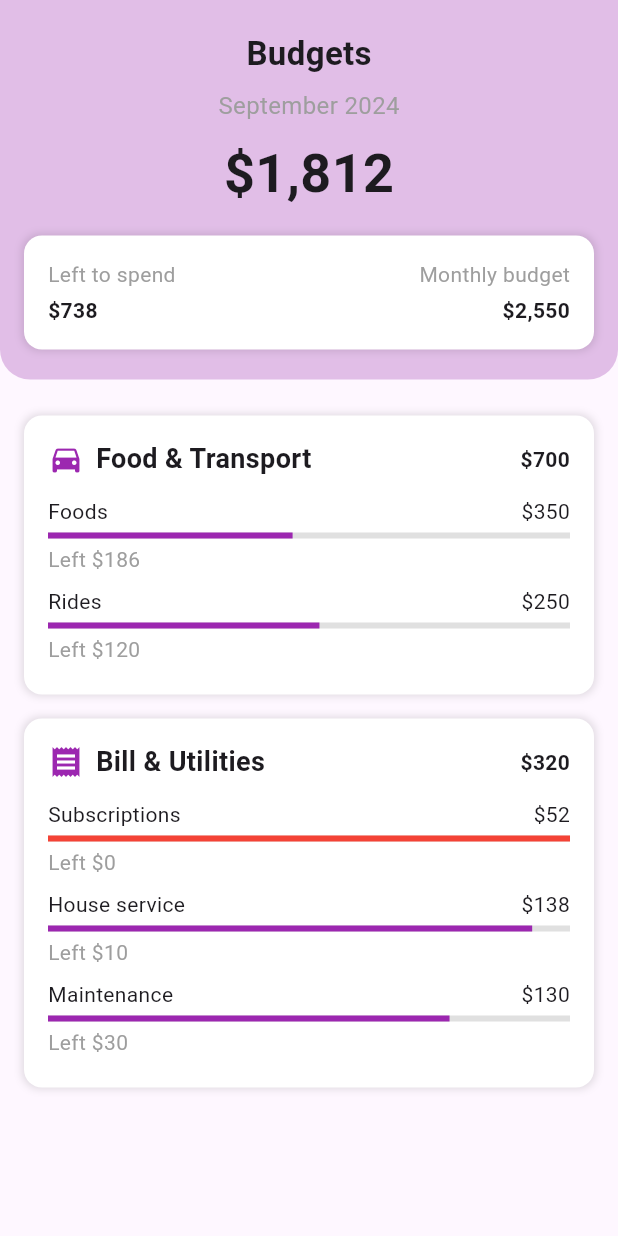
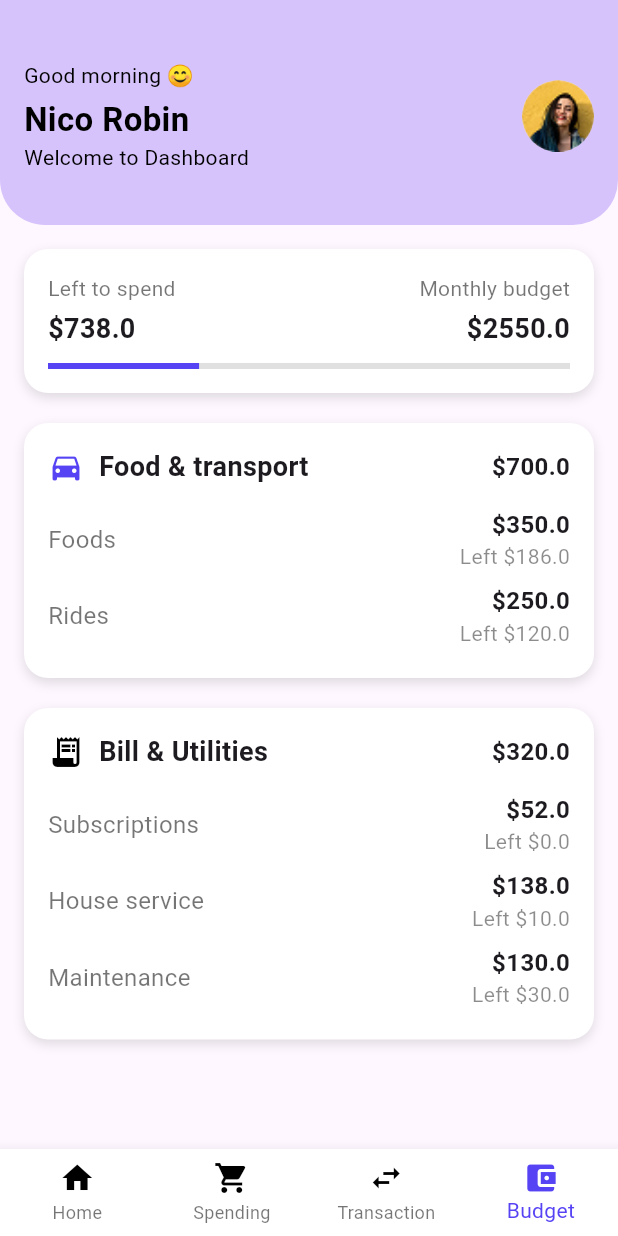
Before and after one commit to WrenixAdmin/Mobile-App--Finance, a Flutter app: the BudgetScreen screen opened directly, on a phone screen of 412 x 824 dp. Run offline on Flutter 3.47's test engine with Material 3 defaults, Android fonts, the phone set to English and light mode, and no system bars; our stand-ins replace fl_chart; Roboto replaces fonts that are missing (Poppins).

Commit message:
fix screen issues

```diff
--- a/FrontEnd/finance/lib/screens/budget/budget_screen.dart
+++ b/FrontEnd/finance/lib/screens/budget/budget_screen.dart
@@ -1,160 +1,177 @@
 import 'package:flutter/material.dart';
+import '../../components/navigator.dart';
+import '../../components/profile_avatar.dart';
+import '../../service/greeting.dart';
 import '../../utils/colors.dart';
-import '../../utils/icons.dart';
+import '../../utils/style.dart';
+import '../profile/profile_screen.dart';
 
 class BudgetScreen extends StatelessWidget {
   @override
   Widget build(BuildContext context) {
     return Scaffold(
+      appBar: PreferredSize(
+        preferredSize: Size.fromHeight(150),
+        child: Container(
+          padding: EdgeInsets.only(top: 40, left: 16, right: 16),
+          decoration: const BoxDecoration(
+            color: AppColors.lightPurpleColor,
+            borderRadius: BorderRadius.only(
+              bottomLeft: Radius.circular(30),
+              bottomRight: Radius.circular(30),
+            ),
+          ),
+          child: Column(
+            crossAxisAlignment: CrossAxisAlignment.start,
+            children: [
+              Row(
+                mainAxisAlignment: MainAxisAlignment.spaceBetween,
+                children: [
+                  Column(
+                    crossAxisAlignment: CrossAxisAlignment.start,
+                    children: [
+                      Text(GreetingMessage().getGreeting(),
+                          style: AppStyles.body),
+                      const SizedBox(height: 4),
+                      const Text('Nico Robin',
+                          style: AppStyles.headr),
+                      const Text('Welcome to Dashboard',
+                          style: AppStyles.body),
+                    ],
+                  ),
+                  GestureDetector(
+                    onTap: () {
+                      Navigator.push(
+                        context,
+                        MaterialPageRoute(builder: (context) => ProfileScreen()),
+                      );
+                    },
+                    child: ProfileAvatar(
+                      imagePath: 'images/avatar.png',
+                      radius: 24,
+                    ),
+                  ),
+                ],
+              ),
+            ],
+          ),
+        ),
+      ),
       body: SingleChildScrollView(
+        padding: EdgeInsets.all(16),
         child: Column(
           crossAxisAlignment: CrossAxisAlignment.start,
           children: [
-            Container(
-              padding: EdgeInsets.symmetric(vertical: 20, horizontal: 16),
-              decoration: BoxDecoration(
-                color: Colors.purple.shade100,
-                borderRadius: BorderRadius.only(
-                  bottomLeft: Radius.circular(20),
-                  bottomRight: Radius.circular(20),
-                ),
-              ),
-              child: Column(
-                crossAxisAlignment: CrossAxisAlignment.center,
-                children: [
-                  Text(
-                    'Budgets',
-                    style: TextStyle(fontSize: 22, fontWeight: FontWeight.bold),
-                  ),
-                  SizedBox(height: 8),
-                  Text(
-                    'September 2024',
-                    style: TextStyle(fontSize: 16, color: Colors.grey),
-                  ),
-                  SizedBox(height: 8),
-                  Text(
-                    '\$1,812',
-                    style: TextStyle(fontSize: 36, fontWeight: FontWeight.bold),
-                  ),
-                  SizedBox(height: 16),
-                  _budgetSummaryCard(),
-                ],
-              ),
-            ),
-            SizedBox(height: 16),
-            _categoryCard(
-              title: 'Food & Transport',
-              total: 700,
-              items: [
-                {'name': 'Foods', 'amount': 350, 'left': 186},
-                {'name': 'Rides', 'amount': 250, 'left': 120},
-              ],
-              icon: Icons.directions_car,
-            ),
-            _categoryCard(
-              title: 'Bill & Utilities',
-              total: 320,
-              items: [
-                {'name': 'Subscriptions', 'amount': 52, 'left': 0},
-                {'name': 'House service', 'amount': 138, 'left': 10},
-                {'name': 'Maintenance', 'amount': 130, 'left': 30},
-              ],
-              icon: Icons.receipt,
-            ),
+            _buildBudgetOverview(738, 2550),
+            SizedBox(height: 20),
+            _buildCategoryCard('Food & transport', 700, [
+              _buildSubCategory('Foods', 350, 186),
+              _buildSubCategory('Rides', 250, 120),
+            ], Icons.directions_car, AppColors.primaryColor),
+            SizedBox(height: 20),
+            _buildCategoryCard('Bill & Utilities', 320, [
+              _buildSubCategory('Subscriptions', 52, 0),
+              _buildSubCategory('House service', 138, 10),
+              _buildSubCategory('Maintenance', 130, 30),
+            ], Icons.receipt_long, AppColors.black),
           ],
         ),
+      ),
+      bottomNavigationBar: CustomBottomNavigationBar(
+        currentIndex: 3, // Set the current index to the Budget screen
+        onTap: (index) {
+          // Handle navigation logic
+        },
       ),
     );
   }
 
-  Widget _budgetSummaryCard() {
+  Widget _buildBudgetOverview(double leftToSpend, double monthlyBudget) {
     return Container(
       padding: EdgeInsets.all(16),
       decoration: BoxDecoration(
         color: Colors.white,
-        borderRadius: BorderRadius.circular(12),
-        boxShadow: [
-          BoxShadow(color: Colors.black12, blurRadius: 4, spreadRadius: 1),
-        ],
+        borderRadius: BorderRadius.circular(16),
+        boxShadow: [BoxShadow(color: Colors.black12, blurRadius: 6, offset: Offset(0, 3))],
       ),
       child: Column(
+        crossAxisAlignment: CrossAxisAlignment.start,
         children: [
           Row(
             mainAxisAlignment: MainAxisAlignment.spaceBetween,
             children: [
-              Text('Left to spend', style: TextStyle(color: Colors.grey)),
-              Text('Monthly budget', style: TextStyle(color: Colors.grey)),
+              Column(
+                crossAxisAlignment: CrossAxisAlignment.start,
+                children: [
+                  Text('Left to spend', style: TextStyle(fontSize: 14, color: Colors.black54)),
+                  SizedBox(height: 4),
+                  Text('\$$leftToSpend', style: TextStyle(fontSize: 18, fontWeight: FontWeight.bold)),
+                ],
+              ),
+              Column(
+                crossAxisAlignment: CrossAxisAlignment.end,
+                children: [
+                  Text('Monthly budget', style: TextStyle(fontSize: 14, color: Colors.black54)),
+                  SizedBox(height: 4),
+                  Text('\$$monthlyBudget', style: TextStyle(fontSize: 18, fontWeight: FontWeight.bold)),
+                ],
+              ),
             ],
           ),
-          SizedBox(height: 4),
+          SizedBox(height: 10),
+          LinearProgressIndicator(
+            value: leftToSpend / monthlyBudget,
+            backgroundColor: Colors.grey[300],
+            valueColor: AlwaysStoppedAnimation(AppColors.primaryColor),
+          ),
+        ],
+      ),
+    );
+  }
+
+  Widget _buildCategoryCard(String title, double total, List<Widget> subCategories, IconData icon, Color color) {
+    return Container(
+      padding: EdgeInsets.all(16),
+      decoration: BoxDecoration(
+        color: Colors.white,
+        borderRadius: BorderRadius.circular(16),
+        boxShadow: [BoxShadow(color: Colors.black12, blurRadius: 6, offset: Offset(0, 3))],
+      ),
+      child: Column(
+        crossAxisAlignment: CrossAxisAlignment.start,
+        children: [
           Row(
-            mainAxisAlignment: MainAxisAlignment.spaceBetween,
             children: [
-              Text('\$738', style: TextStyle(fontWeight: FontWeight.bold)),
-              Text('\$2,550', style: TextStyle(fontWeight: FontWeight.bold)),
+              Icon(icon, color: color),
+              SizedBox(width: 10),
+              Text(title, style: TextStyle(fontSize: 18, fontWeight: FontWeight.bold)),
+              Spacer(),
+              Text('\$$total', style: TextStyle(fontSize: 16, fontWeight: FontWeight.bold)),
+            ],
+          ),
+          SizedBox(height: 10),
+          ...subCategories,
+        ],
+      ),
+    );
+  }
+
+  Widget _buildSubCategory(String name, double amount, double left) {
+    return Padding(
+      padding: const EdgeInsets.symmetric(vertical: 4.0),
+      child: Row(
+        mainAxisAlignment: MainAxisAlignment.spaceBetween,
+        children: [
+          Text(name, style: TextStyle(fontSize: 16, color: Colors.black54)),
+          Column(
+            crossAxisAlignment: CrossAxisAlignment.end,
+            children: [
+              Text('\$$amount', style: TextStyle(fontWeight: FontWeight.bold, fontSize: 16)),
+              Text('Left \$$left', style: TextStyle(fontSize: 14, color: Colors.black45)),
             ],
           ),
         ],
       ),
     );
   }
-
-  Widget _categoryCard({required String title, required int total, required List<Map<String, dynamic>> items, required IconData icon}) {
-    return Padding(
-      padding: const EdgeInsets.symmetric(horizontal: 16, vertical: 8),
-      child: Container(
-        padding: EdgeInsets.all(16),
-        decoration: BoxDecoration(
-          color: Colors.white,
-          borderRadius: BorderRadius.circular(12),
-          boxShadow: [BoxShadow(color: Colors.black12, blurRadius: 4, spreadRadius: 1)],
-        ),
-        child: Column(
-          crossAxisAlignment: CrossAxisAlignment.start,
-          children: [
-            Row(
-              children: [
-                Icon(icon, color: Colors.purple),
-                SizedBox(width: 8),
-                Text(
-                  title,
-                  style: TextStyle(fontSize: 18, fontWeight: FontWeight.bold),
-                ),
-                Spacer(),
-                Text('\$$total', style: TextStyle(fontWeight: FontWeight.bold)),
-              ],
-            ),
-            SizedBox(height: 8),
-            ...items.map((item) => _budgetItem(item)).toList(),
-          ],
-        ),
-      ),
-    );
-  }
-
-  Widget _budgetItem(Map<String, dynamic> item) {
-    return Padding(
-      padding: const EdgeInsets.symmetric(vertical: 4),
-      child: Column(
-        crossAxisAlignment: CrossAxisAlignment.start,
-        children: [
-          Row(
-            mainAxisAlignment: MainAxisAlignment.spaceBetween,
-            children: [
-              Text(item['name']),
-              Text('\$${item['amount']}'),
-            ],
-          ),
-          SizedBox(height: 4),
-          LinearProgressIndicator(
-            value: (item['amount'] - item['left']) / item['amount'],
-            backgroundColor: Colors.grey.shade300,
-            color: item['left'] == 0 ? Colors.red : Colors.purple,
-          ),
-          SizedBox(height: 4),
-          Text('Left \$${item['left']}', style: TextStyle(color: Colors.grey)),
-        ],
-      ),
-    );
-  }
 }
```
Also changed, not shown: FrontEnd/finance/lib/components/navigator.dart (+14 -0 lines), FrontEnd/finance/lib/screens/summery/summery_screen.dart (+13 -3 lines), FrontEnd/finance/lib/screens/transactional/transactional_screen.dart (+120 -70 lines).
